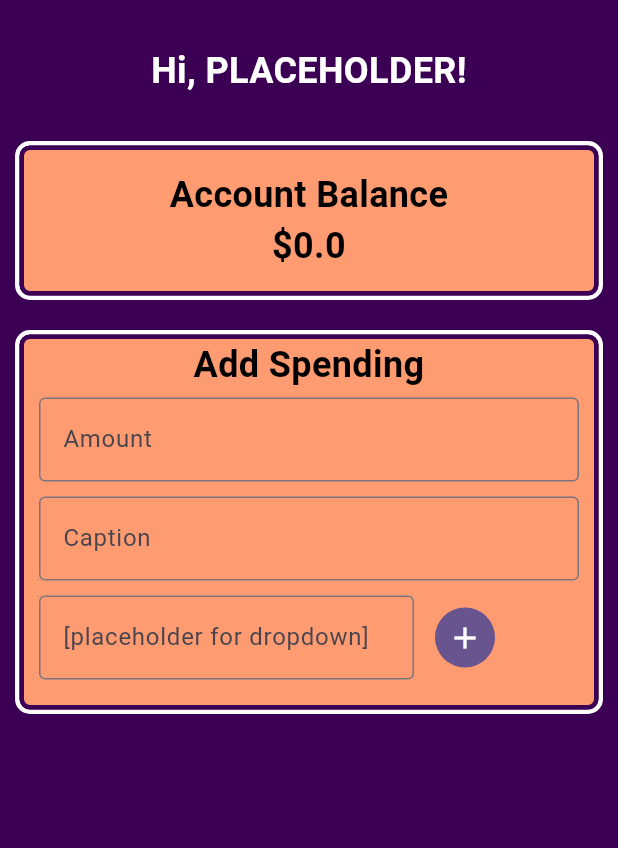
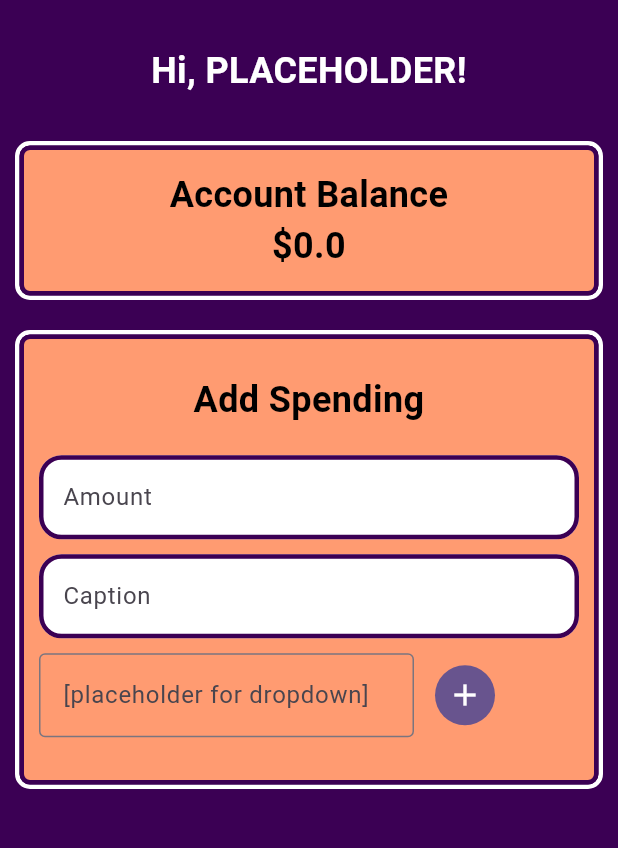
Before and after one commit to Cos229-239/2025_09_Team3, a Flutter app: the HomeScreen screen opened directly, on a phone screen of 412 x 824 dp, the part 84-932 px from its top. Run offline on Flutter 3.47's test engine with Material 3 defaults, Android fonts, the phone set to English and light mode, and no system bars.

Commit message:
Small changes to input field design

```diff
--- a/pocketbook/lib/home_screen.dart
+++ b/pocketbook/lib/home_screen.dart
@@ -1,4 +1,3 @@
-import 'package:flutter/foundation.dart';
 import 'package:flutter/material.dart';
 
 class HomeScreen extends StatelessWidget {
@@ -81,7 +80,7 @@ class HomeScreen extends StatelessWidget {
                   borderRadius: BorderRadius.circular(10),
                 ),
                 child: Container( //Spending section content
-                  height: 250,
+                  height: 300,
                   decoration: BoxDecoration(
                     color: const Color(0xFFFF9B71),
                     border: Border.all(
@@ -91,8 +90,12 @@ class HomeScreen extends StatelessWidget {
                     borderRadius: BorderRadius.circular(7)
                   ),
                   child: Column(
+                    mainAxisAlignment: MainAxisAlignment.center,
                     children: [
-                      Text(
+                      Padding(padding: EdgeInsets.only(
+                        bottom: 15
+                        ),
+                        child: Text(
                           'Add Spending',
                           textAlign: TextAlign.center,
                           style: const TextStyle(
@@ -101,11 +104,21 @@ class HomeScreen extends StatelessWidget {
                             color: Color.fromARGB(255, 0, 0, 0),
                           ),
                         ),
+                      ),
+
                       Padding(padding: EdgeInsetsGeometry.symmetric(horizontal: 10, vertical: 5),
                         child: TextField(
                           decoration: InputDecoration(
                             border: OutlineInputBorder(),
                             hintText: 'Amount',
+                            filled: true,
+                            fillColor: Colors.white,
+                            enabledBorder: OutlineInputBorder(
+                              borderSide: BorderSide(color:  Color(0xFF3B0054), width: 3),
+                              borderRadius: BorderRadius.circular(15)),
+                            focusedBorder: OutlineInputBorder(
+                              borderSide: BorderSide(color: Color.fromARGB(255, 117, 20, 158), width: 3),
+                              borderRadius: BorderRadius.circular(15)),
                           ),
                           keyboardType: TextInputType.number
                         ),
@@ -115,6 +128,14 @@ class HomeScreen extends StatelessWidget {
                           decoration: InputDecoration(
                             border: OutlineInputBorder(),
                             hintText: 'Caption',
+                            filled: true,
+                            fillColor: Colors.white,
+                            enabledBorder: OutlineInputBorder(
+                              borderSide: BorderSide(color:  Color(0xFF3B0054), width: 3),
+                              borderRadius: BorderRadius.circular(15)),
+                            focusedBorder: OutlineInputBorder(
+                              borderSide: BorderSide(color: Color.fromARGB(255, 117, 20, 158), width: 3),
+                              borderRadius: BorderRadius.circular(15)),
                           ),
                         ),
                       ),
--- a/pocketbook/lib/main.dart
+++ b/pocketbook/lib/main.dart
@@ -1,8 +1,12 @@
 import 'package:flutter/material.dart';
+import 'package:flutter/services.dart';
 import 'package:pocketbook/welcome_screen.dart';
 
 void main() {
   runApp(MyApp());
+  SystemChrome.setPreferredOrientations([
+    DeviceOrientation.portraitUp,
+  ]);
 }
 
 class MyApp extends StatelessWidget {
```
Lines whose indentation alone changed are shown as unchanged.
